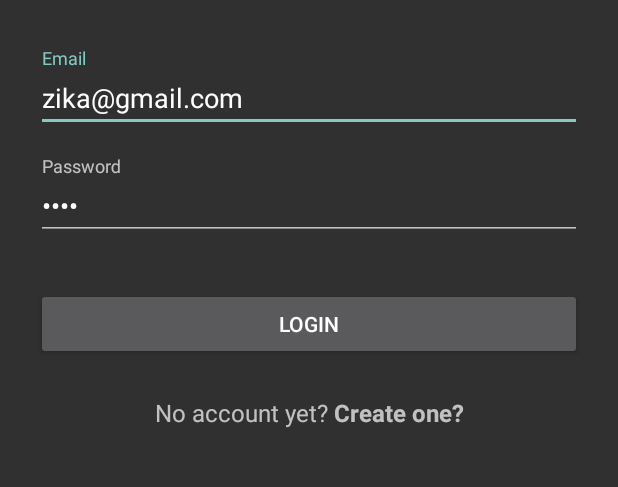
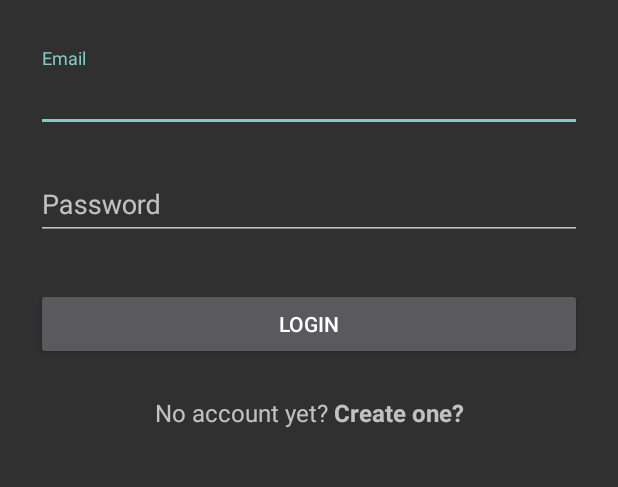
Before and after one commit to miroslavign/Monuments-Android, an Android app: the screen it shows after launch (LoginActivity), on a phone screen of 412 x 824 dp, the part 192-679 px from its top. Run offline under Robolectric (Android 15) with nearby library versions, the phone set to English and light mode, and no system bars; our stand-ins replace ButterKnife, EventBus; libraries missing offline, so code that uses them is left out: com.orhanobut.logger; 1 statement that could not run was skipped.

Commit message:
Just removing debug defaults

```diff
--- a/app/src/main/java/novotek/com/monuments/activity/LoginActivity.java
+++ b/app/src/main/java/novotek/com/monuments/activity/LoginActivity.java
@@ -79,8 +79,9 @@ public class LoginActivity extends AppCompatActivity {
             }
         });
 
-        _emailText.setText("zika@gmail.com");
-        _passwordText.setText("pera");
+        // debug purposes only for speed up
+        //_emailText.setText("zika@gmail.com");
+        //_passwordText.setText("pera");
     }
 
     @Override
```
